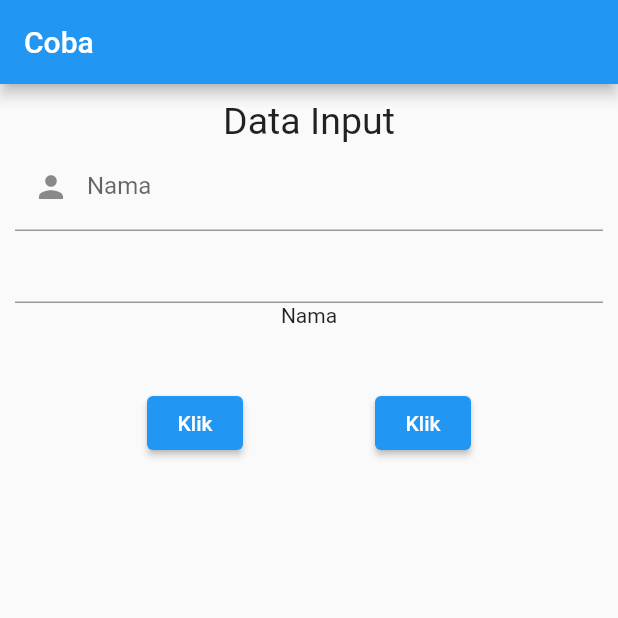
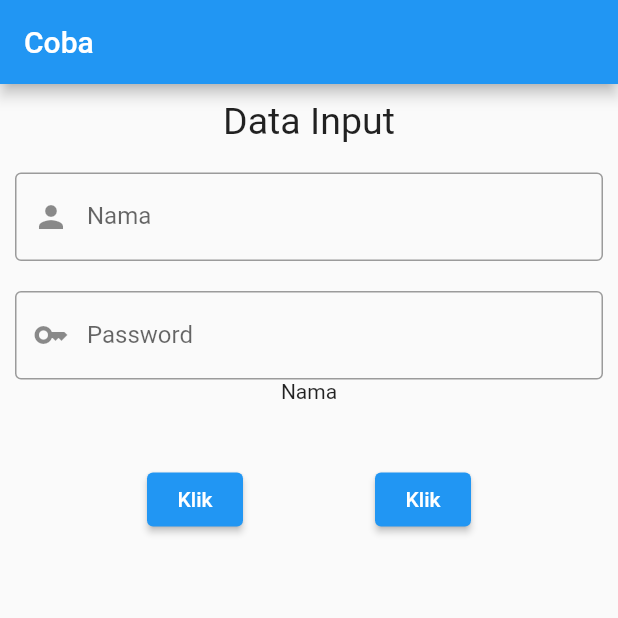
Before and after one commit to muhfauz/aplikasi_teks, a Flutter app: the screen it shows after launch, on a phone screen of 412 x 824 dp, the top half of it. Run offline on Flutter 3.47's test engine with Material 2 defaults, Android fonts, the phone set to English and light mode, and no system bars.

Commit message:
buat password

```diff
--- a/lib/main.dart
+++ b/lib/main.dart
@@ -32,16 +32,27 @@ class _MyAppState extends State<MyApp> {
                   'Data Input',
                   style: TextStyle(fontSize: 25),
                 ),
+                SizedBox(
+                  height: 20,
+                ),
                 TextField(
                   controller: txtNama,
                   decoration: InputDecoration(
                     prefixIcon: Icon(Icons.person),
                     label: Text('Nama'),
-                    border: InputBorder(),
+                    border: OutlineInputBorder(),
                   ),
+                ),
+                SizedBox(
+                  height: 20,
                 ),
                 TextField(
                   controller: txtPassword,
+                  decoration: InputDecoration(
+                    prefixIcon: Icon(Icons.key),
+                    label: Text('Password'),
+                    border: OutlineInputBorder(),
+                  ),
                 ),
                 Text(nama),
                 SizedBox(
@@ -61,6 +72,7 @@ class _MyAppState extends State<MyApp> {
                         onPressed: () {
                           setState(() {
                             txtNama.text = "";
+                            txtPassword.text = "";
                             nama = "";
                           });
                         },
```
